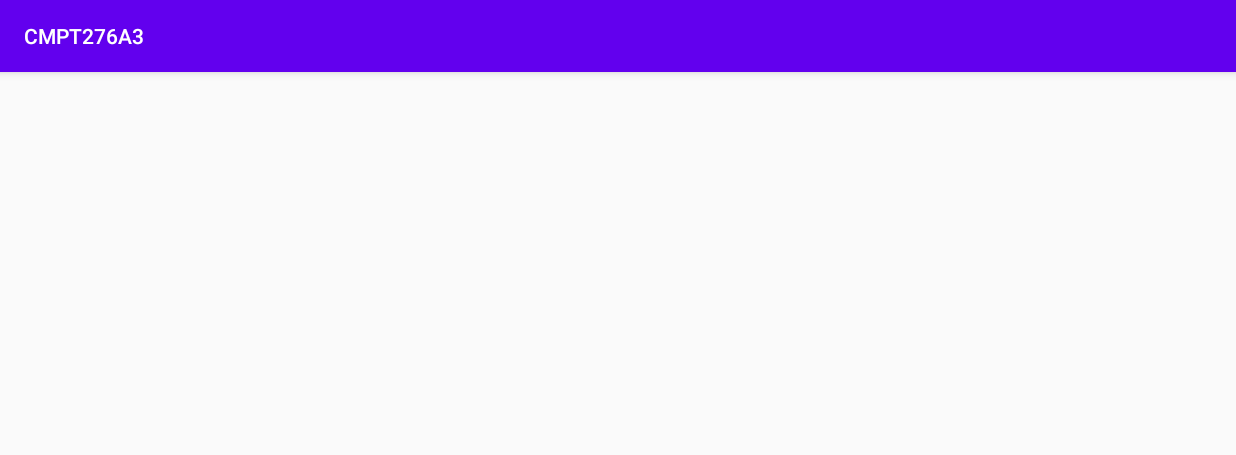
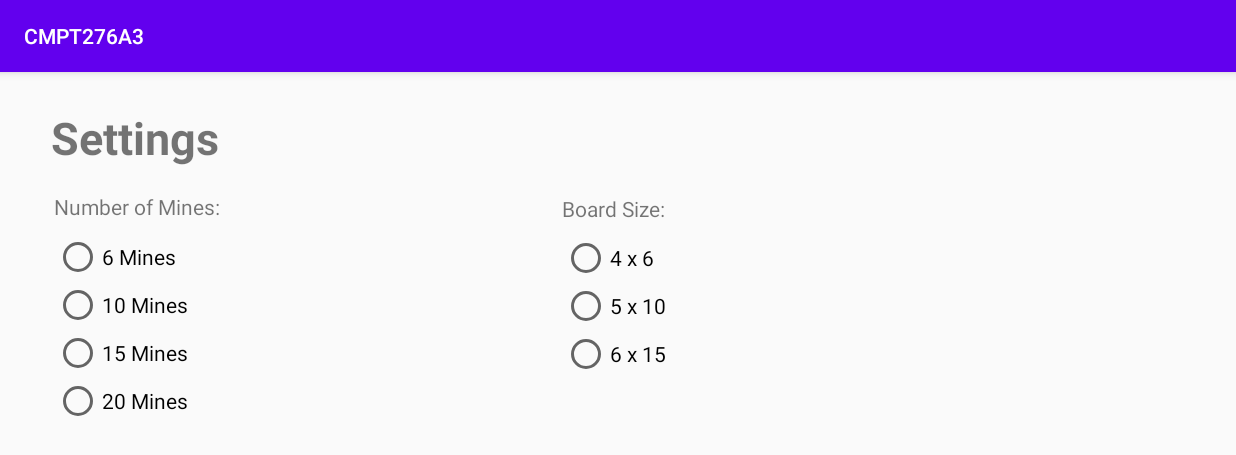
Before and after one commit to denzelnasol/Fort-Finder, an Android app: the screen it shows after launch (Options), after a tap on "OPTIONS", on a phone screen of 824 x 412 dp (held sideways). Shown: the top 455 px of the screen. Run offline under Robolectric (Android 15) with nearby library versions, the phone set to English and light mode, and no system bars.

Commit message:
Add radio buttons for board size and mines in options screen

```diff
--- a/app/src/main/java/sfu/packages/cmpt276a3/model/Options.java
+++ b/app/src/main/java/sfu/packages/cmpt276a3/model/Options.java
@@ -5,6 +5,8 @@ import androidx.appcompat.app.AppCompatActivity;
 import android.content.Context;
 import android.content.Intent;
 import android.os.Bundle;
+import android.widget.RadioButton;
+import android.widget.RadioGroup;
 
 import sfu.packages.cmpt276a3.R;
 
@@ -14,6 +16,39 @@ public class Options extends AppCompatActivity {
     protected void onCreate(Bundle savedInstanceState) {
         super.onCreate(savedInstanceState);
         setContentView(R.layout.activity_options);
+
+        createMineRadioButtons();
+        createBoardSizeRadioButton();
+    }
+
+    private void createBoardSizeRadioButton() {
+        RadioGroup group = (RadioGroup) findViewById(R.id.radio_group_board_size);
+        String[] boardSizes = getResources().getStringArray(R.array.game_board_sizes);
+
+        // Create the buttons
+        for (int i = 0; i < boardSizes.length; i++) {
+            String stringBoardSize = boardSizes[i];
+
+            RadioButton button = new RadioButton(this);
+            button.setText(stringBoardSize);
+
+            group.addView(button);
+        }
+    }
+
+    private void createMineRadioButtons() {
+        RadioGroup group = (RadioGroup) findViewById(R.id.radio_group_number_of_mines);
+        int[] numMines = getResources().getIntArray(R.array.number_of_mines);
+
+        // Create the buttons
+        for (int i = 0; i < numMines.length; i++) {
+            int numMineSize = numMines[i];
+
+            RadioButton button = new RadioButton(this);
+            button.setText(numMineSize + " Mines");
+
+            group.addView(button);
+        }
     }
 
     public static Intent makeIntent(Context context) {
--- a/app/src/main/res/layout/activity_options.xml
+++ b/app/src/main/res/layout/activity_options.xml
@@ -1,9 +1,62 @@
 <?xml version="1.0" encoding="utf-8"?>
-<androidx.constraintlayout.widget.ConstraintLayout xmlns:android="http://schemas.android.com/apk/res/android"
+<RelativeLayout xmlns:android="http://schemas.android.com/apk/res/android"
     xmlns:app="http://schemas.android.com/apk/res-auto"
     xmlns:tools="http://schemas.android.com/tools"
     android:layout_width="match_parent"
     android:layout_height="match_parent"
     tools:context=".model.Options">
 
-</androidx.constraintlayout.widget.ConstraintLayout>
+    <RadioGroup
+        android:id="@+id/radio_group_number_of_mines"
+        android:layout_width="157dp"
+        android:layout_height="274dp"
+        android:layout_below="@+id/mineNumberView"
+        android:layout_alignStart="@+id/mineNumberView"
+        android:layout_marginStart="0dp"
+        android:layout_marginTop="8dp" />
+
+    <TextView
+        android:id="@+id/settingsView"
+        android:layout_width="wrap_content"
+        android:layout_height="wrap_content"
+        android:layout_alignParentStart="true"
+        android:layout_alignParentTop="true"
+        android:layout_marginStart="34dp"
+        android:layout_marginTop="23dp"
+        android:text="Settings"
+        android:textSize="30sp"
+        android:textStyle="bold" />
+
+    <TextView
+        android:id="@+id/mineNumberView"
+        android:layout_width="wrap_content"
+        android:layout_height="wrap_content"
+        android:layout_below="@+id/settingsView"
+        android:layout_alignStart="@+id/settingsView"
+        android:layout_marginStart="2dp"
+        android:layout_marginTop="16dp"
+        android:text="Number of Mines:" />
+
+    <TextView
+        android:id="@+id/boardSizeView"
+        android:layout_width="wrap_content"
+        android:layout_height="wrap_content"
+        android:layout_alignParentTop="true"
+        android:layout_marginStart="228dp"
+        android:layout_marginTop="81dp"
+        android:layout_toEndOf="@+id/mineNumberView"
+        android:text="Board Size:" />
+
+    <RadioGroup
+        android:id="@+id/radio_group_board_size"
+        android:layout_width="171dp"
+        android:layout_height="277dp"
+        android:layout_below="@+id/boardSizeView"
+        android:layout_alignStart="@+id/boardSizeView"
+        android:layout_alignParentEnd="true"
+        android:layout_alignParentBottom="true"
+        android:layout_marginStart="0dp"
+        android:layout_marginTop="7dp"
+        android:layout_marginEnd="184dp"
+        android:layout_marginBottom="27dp" />
+</RelativeLayout>
--- /dev/null
+++ b/app/src/main/res/values/option_Sizes.xml
@@ -0,0 +1,15 @@
+<?xml version="1.0" encoding="utf-8"?>
+<resources>
+    <string-array name="game_board_sizes">
+        <item>4 x 6</item>
+        <item>5 x 10</item>
+        <item>6 x 15</item>
+    </string-array>
+
+    <integer-array name="number_of_mines">
+        <item>6</item>
+        <item>10</item>
+        <item>15</item>
+        <item>20</item>
+    </integer-array>
+</resources>
```
